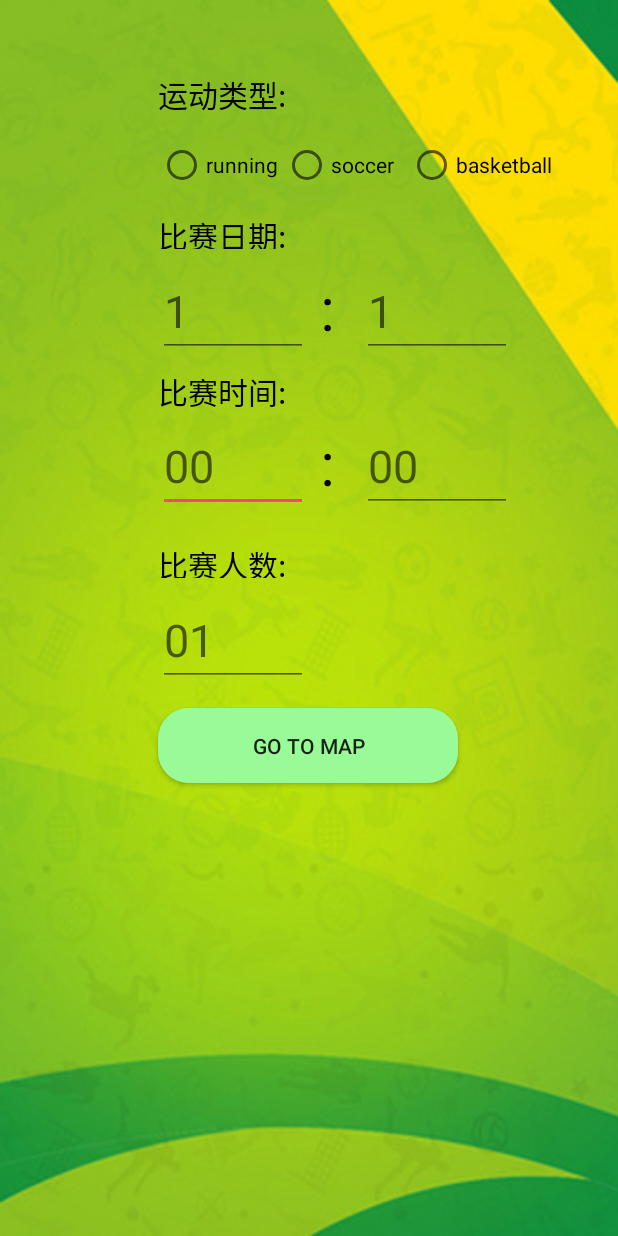
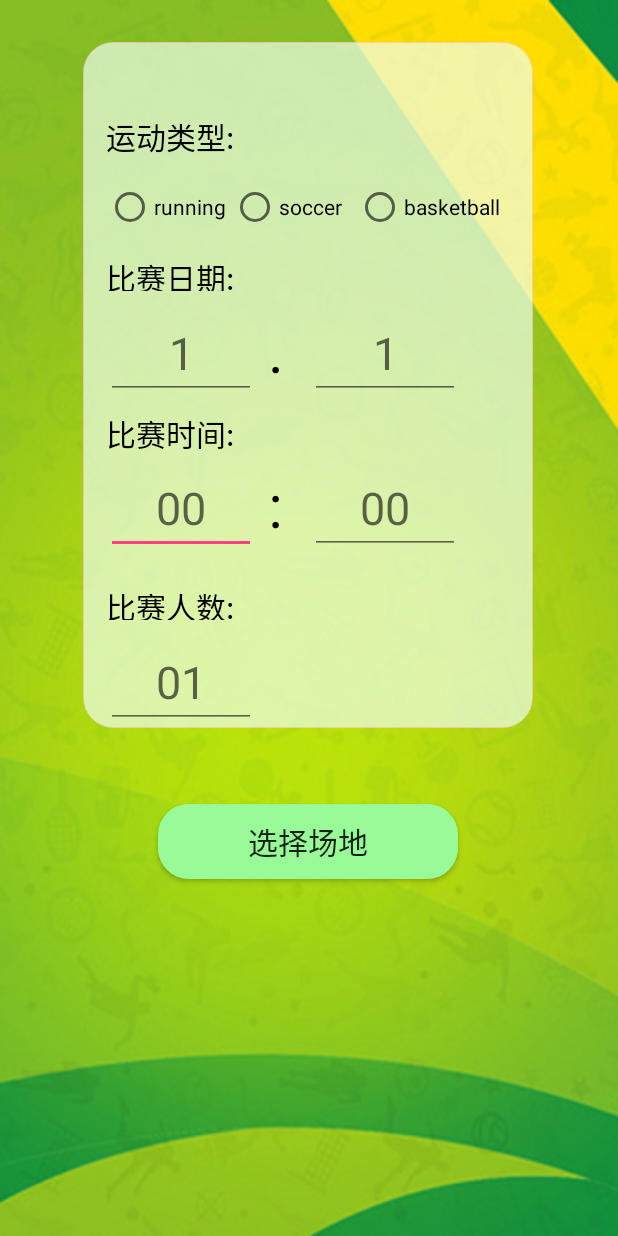
Before and after one commit to pengxianyang/YC, an Android app: the NewMatchActivity screen opened directly, with no data from a screen before it, on a phone screen of 412 x 824 dp. Run offline under Robolectric (Android 15) with nearby library versions, the phone set to English and light mode, and no system bars; Roboto replaces fonts that are not available here.

Commit message:
优化UI细节

```diff
--- a/app/src/main/res/layout/activity_a_register.xml
+++ b/app/src/main/res/layout/activity_a_register.xml
@@ -3,7 +3,8 @@
     xmlns:app="http://schemas.android.com/apk/res-auto"
     android:orientation="vertical"
     android:layout_width="match_parent"
-    android:layout_height="match_parent">
+    android:layout_height="match_parent"
+    android:background="@mipmap/bk2_s">
 
     <EditText
         android:id="@+id/editText_account"
--- a/app/src/main/res/layout/activity_newmatch.xml
+++ b/app/src/main/res/layout/activity_newmatch.xml
@@ -7,17 +7,26 @@
     android:background="@mipmap/bk2_s">
 
 
+    <android.support.constraint.ConstraintLayout
+        android:layout_width="300dp"
+        android:layout_height="wrap_content"
+        android:layout_marginTop="28dp"
+        android:background="@drawable/shape_corner"
+        app:layout_constraintHorizontal_bias="0.495"
+        app:layout_constraintLeft_toLeftOf="parent"
+        app:layout_constraintRight_toRightOf="parent"
+        app:layout_constraintTop_toTopOf="parent">
+
         <TextView
             android:id="@+id/textView_t1"
             android:layout_width="wrap_content"
             android:layout_height="wrap_content"
-        android:layout_marginStart="0dp"
+            android:layout_marginStart="15dp"
             android:layout_marginTop="48dp"
             android:text="运动类型:"
             android:textColor="@color/black"
             android:textSize="20sp"
             app:layout_constraintLeft_toLeftOf="parent"
-        app:layout_constraintStart_toStartOf="@+id/button_toGPS"
             app:layout_constraintTop_toTopOf="parent" />
 
         <TextView
@@ -62,7 +71,7 @@
             android:layout_width="wrap_content"
             android:layout_height="wrap_content"
             android:layout_marginStart="8dp"
-        android:text=":"
+            android:text="."
             android:textColor="@color/black"
             android:textSize="40sp"
             app:layout_constraintLeft_toLeftOf="parent"
@@ -83,9 +92,6 @@
             app:layout_constraintTop_toTopOf="@+id/editText_matchtime_h" />
 
 
-
-
-
         <RadioGroup
             android:id="@+id/radioGroup_matchtype"
             android:layout_width="wrap_content"
@@ -99,7 +105,7 @@
             <RadioButton
                 android:layout_width="83dp"
                 android:layout_height="match_parent"
-            android:text="running"/>
+                android:text="running" />
 
             <RadioButton
                 android:layout_width="83dp"
@@ -120,6 +126,7 @@
             android:layout_marginTop="10dp"
             android:hint="00"
             android:textSize="30sp"
+            android:textAlignment="center"
             app:layout_constraintStart_toStartOf="@+id/textView_t2"
             app:layout_constraintTop_toBottomOf="@+id/textView_t2" />
 
@@ -131,6 +138,7 @@
             android:layout_marginTop="10dp"
             android:hint="00"
             android:textSize="30sp"
+            android:textAlignment="center"
             app:layout_constraintStart_toStartOf="@+id/textView_t2"
             app:layout_constraintTop_toBottomOf="@+id/textView_t2" />
 
@@ -142,6 +150,7 @@
             android:layout_marginTop="12dp"
             android:hint="1"
             android:textSize="30sp"
+            android:textAlignment="center"
             app:layout_constraintStart_toStartOf="@+id/textView_t3"
             app:layout_constraintTop_toBottomOf="@+id/textView_t3" />
 
@@ -153,6 +162,7 @@
             android:layout_marginTop="12dp"
             android:hint="1"
             android:textSize="30sp"
+            android:textAlignment="center"
             app:layout_constraintStart_toStartOf="@+id/textView_t3"
             app:layout_constraintTop_toBottomOf="@+id/textView_t3" />
 
@@ -163,17 +173,21 @@
             android:layout_marginStart="0dp"
             android:layout_marginTop="12dp"
             android:hint="01"
+            android:textAlignment="center"
             android:textSize="30sp"
             app:layout_constraintStart_toStartOf="@+id/textView_t4"
             app:layout_constraintTop_toBottomOf="@+id/textView_t4" />
+
+    </android.support.constraint.ConstraintLayout>
 
     <Button
         android:id="@+id/button_toGPS"
         android:layout_width="200dp"
         android:layout_height="50dp"
-        android:layout_marginTop="472dp"
+        android:layout_marginTop="536dp"
         android:background="@drawable/button_radiaus"
-        android:text="go to map"
+        android:text="选择场地"
+        android:textSize="20sp"
         app:layout_constraintHorizontal_bias="0.497"
         app:layout_constraintLeft_toLeftOf="parent"
         app:layout_constraintRight_toRightOf="parent"
--- a/app/src/main/res/layout/activity_p_register.xml
+++ b/app/src/main/res/layout/activity_p_register.xml
@@ -3,7 +3,8 @@
     xmlns:app="http://schemas.android.com/apk/res-auto"
     android:orientation="vertical"
     android:layout_width="match_parent"
-    android:layout_height="match_parent">
+    android:layout_height="match_parent"
+    android:background="@mipmap/bk2_s">
 
     <EditText
         android:id="@+id/editText_account"
```
Lines whose indentation alone changed are shown as unchanged.
